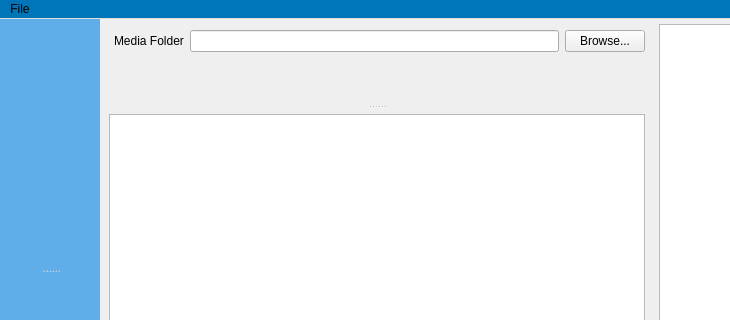
First picture: the form in mainwindow.ui, repository merrillaldrich/compendia, before the edit; both pictures show x 0 to 730 and y 0 to 320 of the 1200 by 800 pixel window.
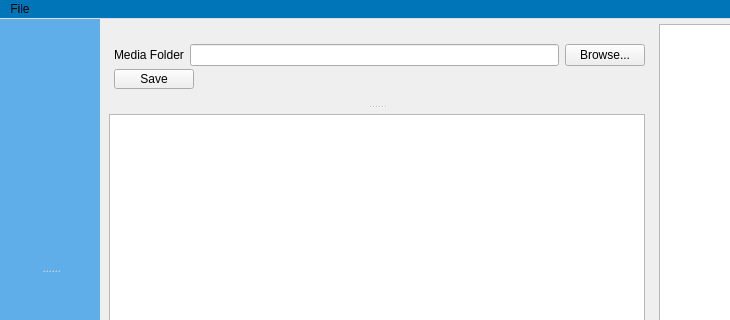
Second picture: the form after the edit. Custom widgets are drawn as their Qt base class.

The edit to the form file:
```diff
--- a/mainwindow.ui
+++ b/mainwindow.ui
@@ -63,13 +63,13 @@
           <enum>Qt::Orientation::Vertical</enum>
          </property>
          <widget class="QWidget" name="fileListFiltersContainer" native="true">
-          <widget class="QWidget" name="">
+          <widget class="QWidget" name="layoutWidget">
            <property name="geometry">
             <rect>
              <x>10</x>
              <y>10</y>
              <width>531</width>
-             <height>24</height>
+             <height>52</height>
             </rect>
            </property>
            <layout class="QHBoxLayout" name="horizontalLayout_2">
@@ -85,6 +85,18 @@
             </item>
             <item>
              <widget class="QPushButton" name="mediaFolderBrowseButton">
+              <property name="minimumSize">
+               <size>
+                <width>0</width>
+                <height>20</height>
+               </size>
+              </property>
+              <property name="baseSize">
+               <size>
+                <width>0</width>
+                <height>100</height>
+               </size>
+              </property>
               <property name="text">
                <string>Browse...</string>
               </property>
@@ -92,6 +104,31 @@
             </item>
            </layout>
           </widget>
+          <widget class="QPushButton" name="saveButton">
+           <property name="geometry">
+            <rect>
+             <x>10</x>
+             <y>50</y>
+             <width>80</width>
+             <height>20</height>
+            </rect>
+           </property>
+           <property name="minimumSize">
+            <size>
+             <width>0</width>
+             <height>20</height>
+            </size>
+           </property>
+           <property name="baseSize">
+            <size>
+             <width>0</width>
+             <height>200</height>
+            </size>
+           </property>
+           <property name="text">
+            <string>Save</string>
+           </property>
+          </widget>
          </widget>
          <widget class="QWidget" name="verticalLayoutWidget">
           <layout class="QVBoxLayout" name="fileListContainer">
```
